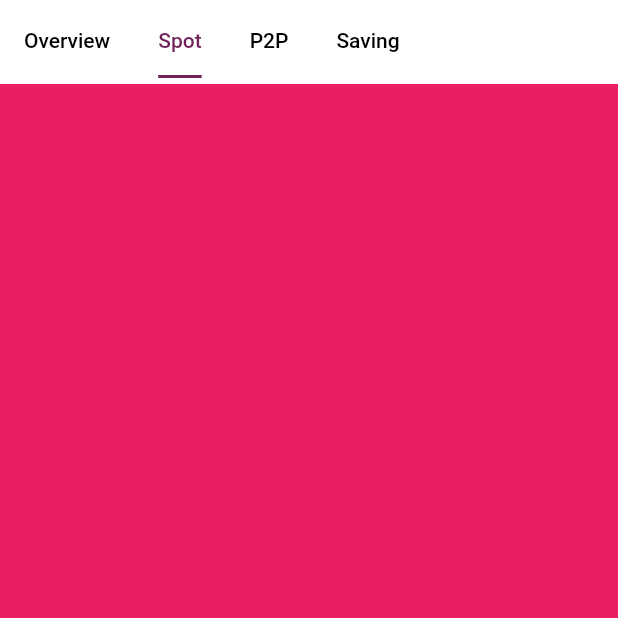
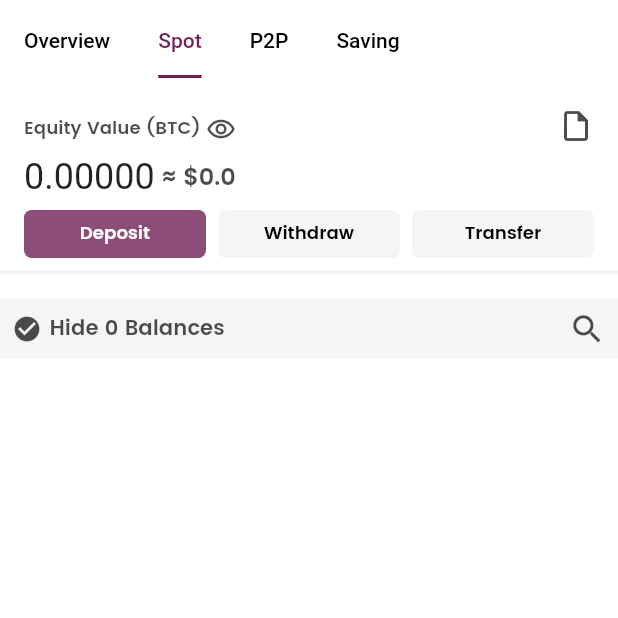
Before and after one commit to usmanzee/crypto-wallet-app-Flutter, a Flutter app: the Wallets screen opened directly, tab 2 chosen, on a phone screen of 412 x 824 dp, the top half of it. Run offline on Flutter 3.47's test engine with Material 2 defaults, Android fonts, the phone set to English and light mode, and no system bars; drawn by our look-alikes of oktoast; our stand-ins replace badges, carousel_slider, connectivity, firebase_messaging, flutter_dotenv, form_field_validator and 12 more; missing offline and left inert: flutter_sparkline, k_chart, overlay_container, qr_code_scanner; accounts and stored records are empty; generated files the repository leaves out were written again; network calls fail; statements that could not run were skipped.

Commit message:
added the spot tab

```diff
--- /dev/null
+++ b/lib/views/wallet/headerWidget.dart
@@ -0,0 +1,222 @@
+import 'package:flutter/material.dart';
+import 'package:get/get.dart';
+
+Widget headerWidget({String firstValue,String secondValue}) {
+  return Padding(
+    padding: const EdgeInsets.only(top: 16,bottom: 8,),
+    child: Column(
+      crossAxisAlignment: CrossAxisAlignment.start,
+      children: [
+        Padding(
+          padding: const EdgeInsets.symmetric(horizontal: 16),
+          child: Column(
+            mainAxisSize: MainAxisSize.min,
+            crossAxisAlignment: CrossAxisAlignment.start,
+            children: [
+              //todo: add theme in the text and the icons.
+              Row(
+                mainAxisAlignment: MainAxisAlignment.spaceBetween,
+                crossAxisAlignment: CrossAxisAlignment.end,
+                children: [
+                  Row(
+                    crossAxisAlignment: CrossAxisAlignment.end,
+                    children: [
+                      Text(
+                        'Equity Value (BTC) ',
+                        style: TextStyle(
+                          fontFamily: "Popins",
+                          fontSize: 12,
+                          fontWeight: FontWeight.w600,
+                          color: Get.theme.textSelectionTheme.selectionColor
+                              .withOpacity(0.7),
+                        ),
+                      ),
+                      GestureDetector(
+                        onTap: () {},
+                        child: Icon(
+                          Icons.remove_red_eye_outlined,
+                          color: Get.theme.textSelectionTheme.selectionColor
+                              .withOpacity(0.7),
+                          size: 20,
+                        ),
+                      ),
+                    ],
+                  ),
+                  Icon(
+                    Icons.insert_drive_file_outlined,
+                    color: Get.theme.textSelectionTheme.selectionColor
+                        .withOpacity(0.7),
+                  ),
+                ],
+              ),
+              Padding(
+                padding: const EdgeInsets.symmetric(
+                  vertical: 8,
+                ),
+                child: Row(
+                  crossAxisAlignment: CrossAxisAlignment.center,
+                  children: [
+                    //daa the variables here...
+                    Text(
+                      firstValue,
+                      style: Get.theme.textTheme.headline5,
+                    ),
+                    Text(
+                      ' ≈ ',
+                      style: TextStyle(
+                        fontFamily: "Popins",
+                        fontSize: 16,
+                        fontWeight: FontWeight.w600,
+                        color: Get.theme.textSelectionTheme.selectionColor
+                            .withOpacity(0.7),
+                      ),
+                    ),
+                    Text(
+                      '\$$secondValue',
+                      style: TextStyle(
+                        fontFamily: "Popins",
+                        fontSize: 16,
+                        fontWeight: FontWeight.w600,
+                        color: Get.theme.textSelectionTheme.selectionColor
+                            .withOpacity(0.7),
+                      ),
+                    ),
+                  ],
+                ),
+              ),
+              // can be added later on.
+             /* Row(
+                children: [
+                  Text(
+                    'Yesterday\'s PNL ',
+                    style: TextStyle(
+                      fontFamily: "Popins",
+                      fontSize: 14,
+                      fontWeight: FontWeight.w600,
+                      color: Get.theme.textSelectionTheme.selectionColor
+                          .withOpacity(0.7),
+                    ),
+                  ),
+                  Icon(
+                    Icons.info_outline,
+                    size: 20,
+                    color: Get.theme.textSelectionTheme.selectionColor
+                        .withOpacity(0.7),
+                  ),
+                ],
+              ),
+              Padding(
+                padding: const EdgeInsets.symmetric(
+                  vertical: 6,
+                ),
+                child: Row(
+                  children: [
+                    Text('--'),
+                    Padding(
+                      padding: const EdgeInsets.only(
+                        left: 8,
+                      ),
+                      child: Icon(
+                        Icons.arrow_forward_ios,
+                        size: 20,
+                      ),
+                    ),
+                  ],
+                ),
+              ),*/
+              Row(
+                mainAxisAlignment: MainAxisAlignment.spaceBetween,
+                children: [
+                  button(
+                    text: 'Deposit',
+                    main: true,
+                    callBack: () {},
+                  ),
+                  SizedBox(
+                    width: 8,
+                  ),
+                  button(
+                    text: 'Withdraw',
+                    callBack: () {},
+                  ),
+                  SizedBox(
+                    width: 8,
+                  ),
+                  button(
+                    text: 'Transfer',
+                    callBack: () {},
+                  ),
+                ],
+              ),
+            ],
+          ),
+        ),
+        Padding(
+          padding: const EdgeInsets.symmetric(vertical: 8),
+          child: Container(
+            height: 3,
+            width: double.infinity,
+            color: Get.theme.canvasColor,
+          ),
+        ),
+        /*Padding(
+          padding:
+              const EdgeInsets.only(left: 16, top: 16, right: 16, bottom: 8),
+          child: Row(
+            mainAxisAlignment: MainAxisAlignment.spaceBetween,
+            children: [
+              Text(
+                'Convert small assets to BNB',
+                style: TextStyle(
+                  fontFamily: "Popins",
+                  fontSize: 14,
+                  fontWeight: FontWeight.w600,
+                  color: Get.theme.accentColor.withOpacity(0.7),
+                ),
+              ),
+              Icon(
+                Icons.arrow_forward_ios,
+                size: 20,
+                color: Get.theme.textSelectionTheme.selectionColor
+                    .withOpacity(0.7),
+              ),
+            ],
+          ),
+        ),*/
+      ],
+    ),
+  );
+}
+
+Widget button({String text, Function callBack, bool main = false}) {
+  return Expanded(
+    child: GestureDetector(
+      onTap: callBack,
+      child: Container(
+        width: double.infinity,
+        padding: const EdgeInsets.symmetric(
+          vertical: 6,
+        ),
+        decoration: BoxDecoration(
+          borderRadius: BorderRadius.circular(5),
+          color: main
+              ? Get.theme.accentColor.withOpacity(0.8)
+              : Get.theme.canvasColor,
+        ),
+        child: Center(
+          child: Text(
+            text,
+            style: TextStyle(
+              fontFamily: "Popins",
+              fontSize: 12,
+              fontWeight: FontWeight.w600,
+              color: main
+                  ? Get.theme.scaffoldBackgroundColor
+                  : Get.theme.textSelectionTheme.selectionColor,
+            ),
+          ),
+        ),
+      ),
+    ),
+  );
+}
--- /dev/null
+++ b/lib/views/wallet/tabs/spot_tab.dart
@@ -0,0 +1,225 @@
+import 'package:b4u_wallet/controllers/market_controller.dart';
+import 'package:b4u_wallet/controllers/wallet_controller.dart';
+import 'package:b4u_wallet/models/wallet.dart';
+import 'package:b4u_wallet/utils/Helpers/estimate_value.dart';
+import 'package:b4u_wallet/utils/Helpers/my_imgs.dart';
+import 'package:get/get.dart';
+import 'package:flutter/material.dart';
+
+import '../headerWidget.dart';
+
+class SpotTab extends StatelessWidget {
+  final walletController = Get.find<WalletController>();
+  final marketController = Get.find<MarketController>();
+
+  @override
+  Widget build(BuildContext context) {
+    var estimatedValue = EstimatedValue.estimateValue(
+      'USD',
+      walletController.currenciesList,
+      walletController.walletsList,
+      marketController.marketList,
+      marketController.marketTickerList,
+    );
+    var estimatedValueSecondary = EstimatedValue.estimateUnitValue(
+        'BTC',
+        'USD',
+        estimatedValue,
+        walletController.currenciesList,
+        marketController.marketList,
+        marketController.marketTickerList,
+    );
+    return Scaffold(
+      body: Obx((){
+        return SafeArea(
+          child: CustomScrollView(
+            slivers: [
+              SliverList(
+                delegate: SliverChildBuilderDelegate(
+                      (BuildContext context, int index) {
+                    return headerWidget(firstValue: estimatedValueSecondary,secondValue: estimatedValue.toString());
+                  },
+                  childCount: 1,
+                ),
+              ),
+              SliverPersistentHeader(
+                pinned: true,
+                floating: false,
+                delegate: Delegate(),
+              ),
+              SliverList(
+                delegate: SliverChildBuilderDelegate(
+                      (context, index) {
+                    return walletList(walletController.walletsList[index]);
+                  },
+                  childCount: walletController.walletsList.length,
+                ),
+              ),
+            ],
+          ),
+        );
+      }),
+    );
+  }
+}
+
+// a custom delegate for implementing a sticky header.
+class Delegate extends SliverPersistentHeaderDelegate {
+  @override
+  Widget build(
+      BuildContext context, double shrinkOffset, bool overlapsContent) {
+    return Container(
+      decoration: BoxDecoration(
+        color: Get.theme.canvasColor,
+      ),
+      padding: EdgeInsets.all(8),
+      child: Row(
+        mainAxisAlignment: MainAxisAlignment.spaceBetween,
+        children: [
+          Row(
+            children: [
+              GestureDetector(
+                onTap: () {
+                  //todo: add the callback here for hiding the 0 balances...
+                  print('yeah');
+                },
+                child: Icon(
+                  Icons.check_circle,
+                  color: Get.theme.textSelectionTheme.selectionColor
+                      .withOpacity(0.7),
+                  size: 20,
+                ),
+              ),
+              SizedBox(
+                width: 5,
+              ),
+              Text(
+                'Hide 0 Balances',
+                style: TextStyle(
+                  fontFamily: "Popins",
+                  fontSize: 14,
+                  fontWeight: FontWeight.w600,
+                  color: Get.theme.textSelectionTheme.selectionColor
+                      .withOpacity(0.7),
+                ),
+              ),
+            ],
+          ),
+          //todo: add the functionality to display the search bar
+          Icon(
+            Icons.search,
+            color: Get.theme.textSelectionTheme.selectionColor.withOpacity(0.7),
+            size: 25,
+          ),
+        ],
+      ),
+    );
+  }
+
+  @override
+  double get maxExtent => 40;
+
+  @override
+  double get minExtent => 40;
+
+  @override
+  bool shouldRebuild(covariant SliverPersistentHeaderDelegate oldDelegate) {
+    return true;
+  }
+}
+
+//list variables
+Widget walletList(
+  Wallet wallet,
+) {
+  return Padding(
+    padding: const EdgeInsets.only(top: 7.0),
+    child: Column(
+      children: <Widget>[
+        InkWell(
+          onTap: () {
+            // todo: take to the new screen for that currency
+          },
+          child: Row(
+            mainAxisAlignment: MainAxisAlignment.spaceBetween,
+            crossAxisAlignment: CrossAxisAlignment.center,
+            children: <Widget>[
+              Padding(
+                padding: const EdgeInsets.only(left: 12.0),
+                child: Row(
+                  mainAxisAlignment: MainAxisAlignment.start,
+                  crossAxisAlignment: CrossAxisAlignment.center,
+                  children: <Widget>[
+                    Padding(
+                      padding: const EdgeInsets.only(left: 5.0, right: 12.0),
+                      child: wallet.iconUrl != null
+                          ? Image.network(
+                              wallet.iconUrl,
+                              height: 25.0,
+                              fit: BoxFit.contain,
+                              width: 22.0,
+                            )
+                          : Image.asset(
+                              MyImgs.testPhoto,
+                              height: 22.0,
+                              fit: BoxFit.contain,
+                              width: 22.0,
+                            ),
+                    ),
+                    Column(
+                      crossAxisAlignment: CrossAxisAlignment.start,
+                      mainAxisAlignment: MainAxisAlignment.start,
+                      children: <Widget>[
+                        Text(
+                          wallet.currency.toUpperCase(),
+                          style:
+                              TextStyle(fontFamily: "Popins", fontSize: 16.5),
+                        ),
+                        Text(
+                          wallet.name,
+                          style: TextStyle(
+                              fontFamily: "Popins",
+                              fontSize: 11.5,
+                              color: Get.theme.hintColor),
+                        )
+                      ],
+                    ),
+                  ],
+                ),
+              ),
+              Padding(
+                padding: const EdgeInsets.only(right: 15.0),
+                child: Container(
+                  child: Row(
+                    mainAxisAlignment: MainAxisAlignment.start,
+                    crossAxisAlignment: CrossAxisAlignment.center,
+                    children: <Widget>[
+                      Text(
+                        (double.parse(wallet.balance) +
+                                double.parse(wallet.locked))
+                            .toStringAsFixed(wallet.type == 'fiat' ? 2 : 6),
+                        style: TextStyle(
+                            fontFamily: "Popins",
+                            fontSize: 14.5,
+                            fontWeight: FontWeight.w600),
+                      ),
+                    ],
+                  ),
+                ),
+              ),
+            ],
+          ),
+        ),
+        Padding(
+          padding: const EdgeInsets.only(left: 10.0, right: 20.0, top: 6.0),
+          child: Container(
+            width: double.infinity,
+            height: 0.5,
+            decoration:
+                BoxDecoration(color: Get.theme.hintColor.withOpacity(0.1)),
+          ),
+        ),
+      ],
+    ),
+  );
+}
--- a/lib/views/wallet/wallets.dart
+++ b/lib/views/wallet/wallets.dart
@@ -3,6 +3,7 @@ import 'package:b4u_wallet/controllers/wallet_controller.dart';
 import 'package:b4u_wallet/utils/Helpers/my_imgs.dart';
 import 'package:b4u_wallet/views/wallet/estimated_widget.dart';
 import 'package:b4u_wallet/views/wallet/tabs/overview_tab.dart';
+import 'package:b4u_wallet/views/wallet/tabs/spot_tab.dart';
 import 'package:b4u_wallet/views/wallet/wallet_loading_animation.dart';
 import 'package:flutter/material.dart';
 import 'package:b4u_wallet/models/wallet.dart' as WalletClass;
@@ -78,16 +79,8 @@ class _WalletsState extends State<Wallets> with SingleTickerProviderStateMixin {
         controller: _tabController,
         children: [
           OverviewTab(_tabController),
-          Container(
-            height: 200,
-            width: double.infinity,
-            color: Colors.pink,
-          ),
-          Container(
-            height: 200,
-            width: double.infinity,
-            color: Colors.grey,
-          ),
+          SpotTab(),
+          // P2PTab(),
           Container(
             height: 200,
             width: double.infinity,
```
Also changed, not shown: lib/views/wallet/estimated_widget.dart (+2 -53 lines), 1 other file.
